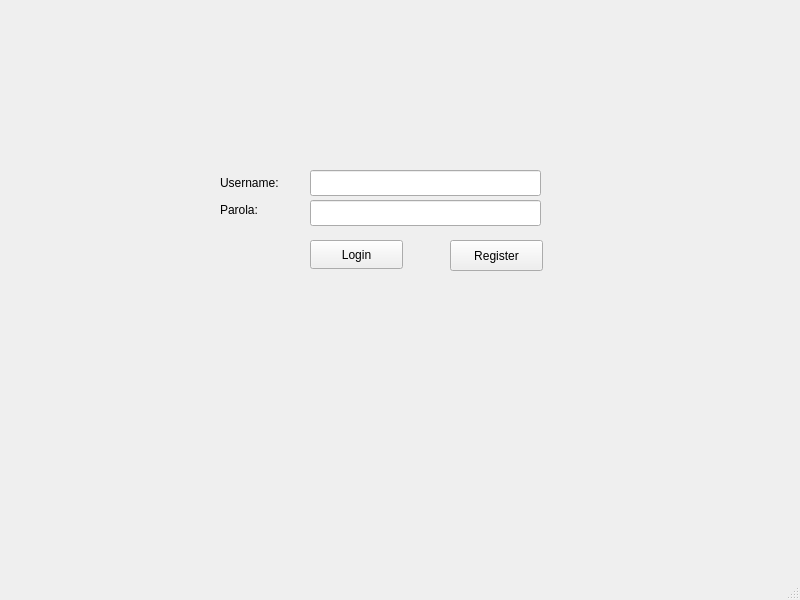
The window that Client/mainwindow.ui (Denisucu1/ProjectModernCpp) describes before a commit, drawn with Qt 5.
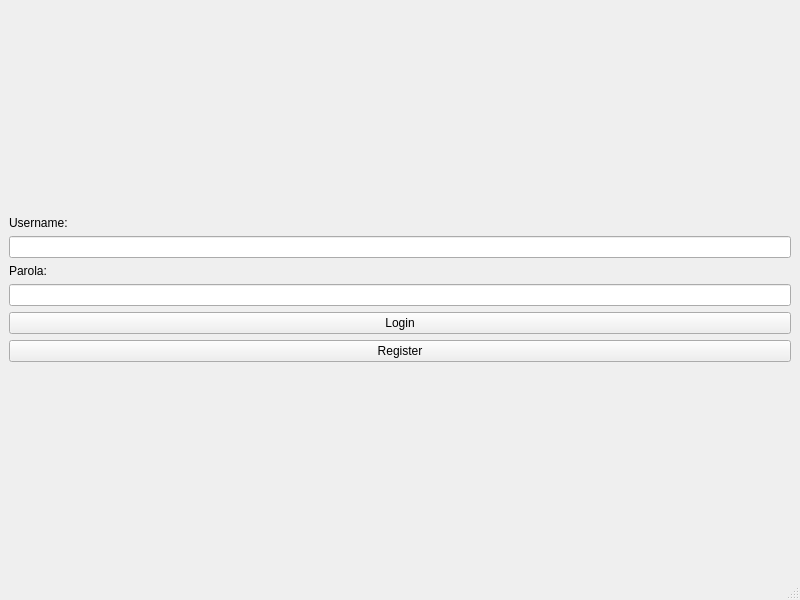
The same window after the commit.

Commit message: Redesign login page with vertical centering

Patch:
```diff
--- a/Client/mainwindow.ui
+++ b/Client/mainwindow.ui
@@ -14,81 +14,75 @@
    <string>MainWindow</string>
   </property>
   <widget class="QWidget" name="centralwidget">
+   <property name="layoutDirection">
+    <enum>Qt::LayoutDirection::LeftToRight</enum>
+   </property>
+   <layout class="QVBoxLayout" name="verticalLayout">
+    <item>
+     <spacer name="verticalSpacer">
+      <property name="orientation">
+       <enum>Qt::Orientation::Vertical</enum>
+      </property>
+      <property name="sizeHint" stdset="0">
+       <size>
+        <width>20</width>
+        <height>40</height>
+       </size>
+      </property>
+     </spacer>
+    </item>
+    <item>
    <widget class="QLabel" name="label">
-    <property name="geometry">
-     <rect>
-      <x>220</x>
-      <y>170</y>
-      <width>69</width>
-      <height>26</height>
-     </rect>
-    </property>
     <property name="text">
      <string>Username:</string>
     </property>
    </widget>
-   <widget class="QLineEdit" name="usernameLineEdit">
-    <property name="geometry">
-     <rect>
-      <x>310</x>
-      <y>170</y>
-      <width>231</width>
-      <height>26</height>
-     </rect>
-    </property>
-   </widget>
+    </item>
+    <item>
+     <widget class="QLineEdit" name="usernameLineEdit"/>
+    </item>
+    <item>
+     <widget class="QLabel" name="label_2">
+      <property name="text">
+       <string>Parola:</string>
+      </property>
+     </widget>
+    </item>
+    <item>
+     <widget class="QLineEdit" name="passwordLineEdit">
+      <property name="echoMode">
+       <enum>QLineEdit::EchoMode::Password</enum>
+      </property>
+     </widget>
+    </item>
+    <item>
    <widget class="QPushButton" name="loginButton">
-    <property name="geometry">
-     <rect>
-      <x>310</x>
-      <y>240</y>
-      <width>93</width>
-      <height>29</height>
-     </rect>
-    </property>
     <property name="text">
      <string>Login</string>
     </property>
    </widget>
+    </item>
+    <item>
    <widget class="QPushButton" name="registerButton">
-    <property name="geometry">
-     <rect>
-      <x>450</x>
-      <y>240</y>
-      <width>93</width>
-      <height>31</height>
-     </rect>
-    </property>
     <property name="text">
      <string>Register</string>
     </property>
    </widget>
-   <widget class="QLineEdit" name="passwordLineEdit">
-    <property name="geometry">
-     <rect>
-      <x>310</x>
-      <y>200</y>
-      <width>231</width>
-      <height>26</height>
-     </rect>
-    </property>
-    <property name="echoMode">
-     <enum>QLineEdit::EchoMode::Password</enum>
-    </property>
-   </widget>
-   <widget class="QLabel" name="label_2">
-    <property name="geometry">
-     <rect>
-      <x>220</x>
-      <y>200</y>
-      <width>63</width>
-      <height>20</height>
-     </rect>
-    </property>
-    <property name="text">
-     <string>Parola:</string>
-    </property>
-   </widget>
+    </item>
+    <item>
+     <spacer name="verticalSpacer_2">
+      <property name="orientation">
+       <enum>Qt::Orientation::Vertical</enum>
+      </property>
+      <property name="sizeHint" stdset="0">
+       <size>
+        <width>20</width>
+        <height>40</height>
+       </size>
+      </property>
+     </spacer>
+    </item>
+   </layout>
   </widget>
   <widget class="QMenuBar" name="menubar">
    <property name="geometry">
```
Left out of the diff: 2 changed lines with no effect on the pictures. Lines whose indentation alone changed are shown as unchanged. The commit also changes 1 other file.
